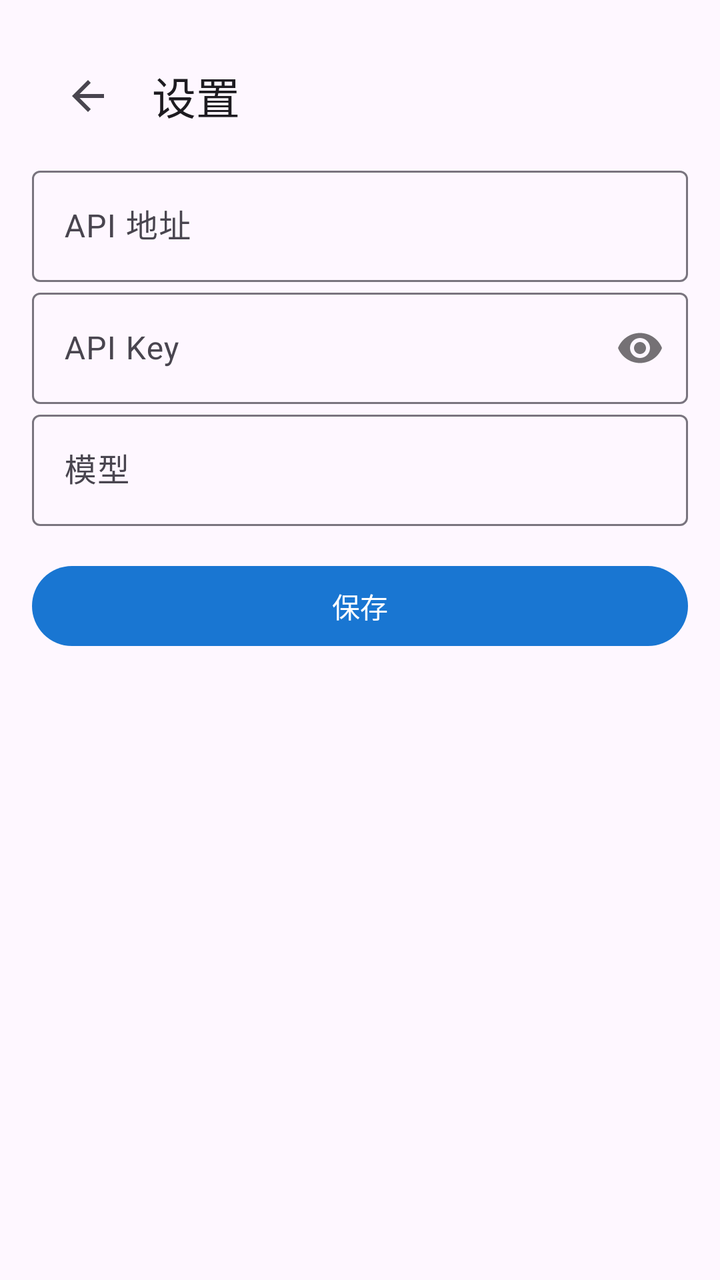
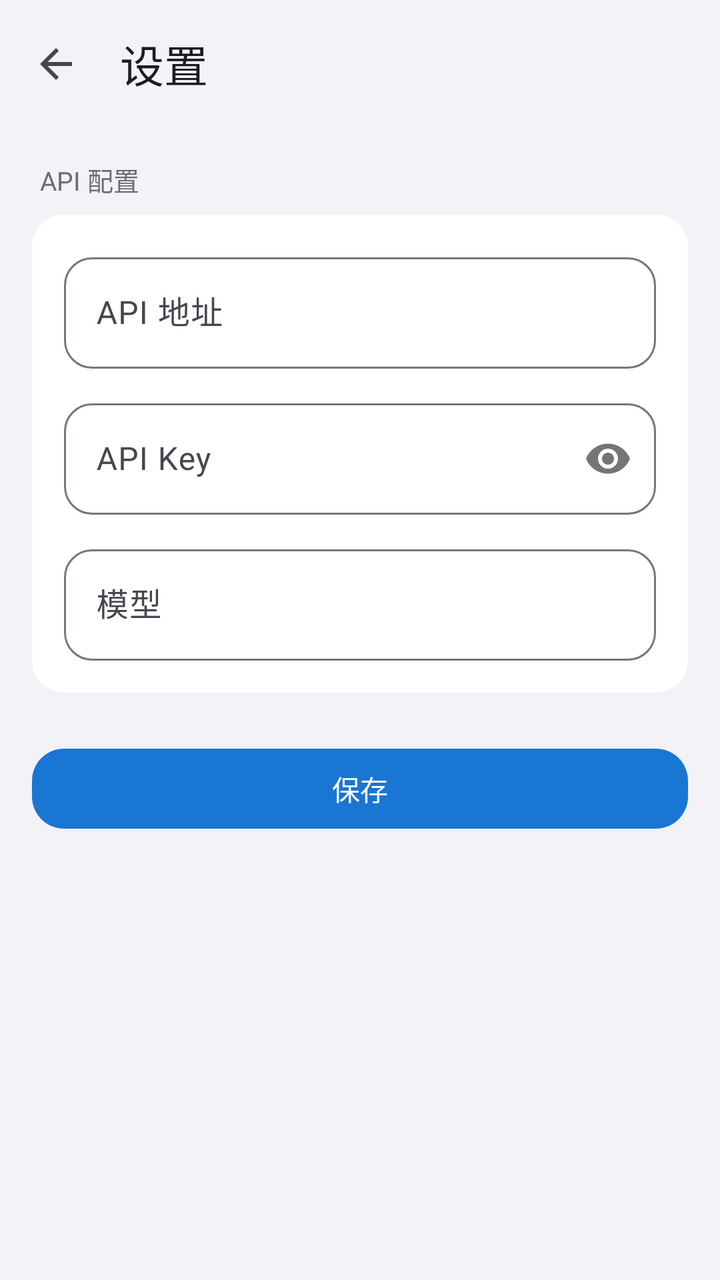

The first picture is an Android layout as it rendered before a commit; the second is the same layout after the commit. The layout source and the unified diff follow.
<!-- AndroidManifest.xml: activity theme Theme.AIChat -->
<!-- res/layout/activity_config.xml -->
<?xml version="1.0" encoding="utf-8"?>
<ScrollView xmlns:android="http://schemas.android.com/apk/res/android"
    xmlns:app="http://schemas.android.com/apk/res-auto"
    android:layout_width="match_parent"
    android:layout_height="match_parent">

    <LinearLayout
        android:layout_width="match_parent"
        android:layout_height="wrap_content"
        android:orientation="vertical"
        android:padding="16dp">

        <com.google.android.material.appbar.MaterialToolbar
            android:id="@+id/toolbar"
            android:layout_width="match_parent"
            android:layout_height="?attr/actionBarSize"
            app:title="@string/settings"
            app:navigationIcon="?attr/homeAsUpIndicator" />

        <com.google.android.material.textfield.TextInputLayout
            android:layout_width="match_parent"
            android:layout_height="wrap_content"
            android:hint="@string/api_url"
            style="@style/Widget.Material3.TextInputLayout.OutlinedBox">
            <com.google.android.material.textfield.TextInputEditText
                android:id="@+id/editApiUrl"
                android:layout_width="match_parent"
                android:layout_height="wrap_content"
                android:inputType="textUri" />
        </com.google.android.material.textfield.TextInputLayout>

        <com.google.android.material.textfield.TextInputLayout
            android:layout_width="match_parent"
            android:layout_height="wrap_content"
            android:hint="@string/api_key"
            style="@style/Widget.Material3.TextInputLayout.OutlinedBox"
            app:passwordToggleEnabled="true">
            <com.google.android.material.textfield.TextInputEditText
                android:id="@+id/editApiKey"
                android:layout_width="match_parent"
                android:layout_height="wrap_content"
                android:inputType="textPassword" />
        </com.google.android.material.textfield.TextInputLayout>

        <com.google.android.material.textfield.TextInputLayout
            android:layout_width="match_parent"
            android:layout_height="wrap_content"
            android:hint="@string/model"
            style="@style/Widget.Material3.TextInputLayout.OutlinedBox">
            <com.google.android.material.textfield.TextInputEditText
                android:id="@+id/editModel"
                android:layout_width="match_parent"
                android:layout_height="wrap_content"
                android:inputType="text" />
        </com.google.android.material.textfield.TextInputLayout>

        <com.google.android.material.button.MaterialButton
            android:id="@+id/btnSave"
            android:layout_width="match_parent"
            android:layout_height="wrap_content"
            android:text="@string/save"
            android:layout_marginTop="16dp" />
    </LinearLayout>
</ScrollView>
<!-- resources referenced by this layout -->
<resources>
  <string name="api_key">API Key</string>
  <string name="api_url">API 地址</string>
  <string name="model">模型</string>
  <string name="save">保存</string>
  <string name="settings">设置</string>
  <style name="Theme.AIChat" parent="Theme.Material3.DayNight.NoActionBar">
          <item name="colorPrimary">@color/primary</item>
          <item name="colorPrimaryContainer">?attr/colorPrimaryLight</item>
          <item name="colorOnPrimary">@color/on_primary</item>
          <item name="colorSurface">@color/surface</item>
          <item name="colorPrimarySubtle">@color/primary_blue_subtle</item>
          <item name="colorPrimaryLight">@color/primary_blue_light</item>
          <item name="colorPrimaryDeep">@color/primary_blue_deep</item>
          <item name="materialAlertDialogTheme">@style/ThemeOverlay.AIChat.MaterialAlertDialog</item>
          <item name="alertDialogTheme">@style/ThemeOverlay.AIChat.MaterialAlertDialog</item>
      </style>
  <color name="primary">#1976D2</color>
  <color name="on_primary">#FFFFFF</color>
  <color name="surface">#FFFFFF</color>
  <color name="primary_blue_subtle">#F5FAFF</color>
  <color name="primary_blue_light">#E3F2FD</color>
  <color name="primary_blue_deep">#0D47A1</color>
  <style name="ThemeOverlay.AIChat.MaterialAlertDialog" parent="ThemeOverlay.Material3.MaterialAlertDialog">
          <item name="backgroundTint">@color/dialog_surface_bg</item>
          <item name="android:windowBackground">@drawable/bg_material_alert_dialog</item>
          <item name="colorSurface">@color/dialog_surface_bg</item>
          <item name="elevationOverlayEnabled">false</item>
      </style>
  <color name="dialog_surface_bg">#FFFDFEFF</color>
  <!-- drawable bg_material_alert_dialog (drawable) -->
  <?xml version="1.0" encoding="utf-8"?>
  <shape xmlns:android="http://schemas.android.com/apk/res/android"
      android:shape="rectangle">
      <corners android:radius="28dp" />
      <solid android:color="@color/dialog_surface_bg" />
  </shape>
</resources>

<!-- the commit's change to res/layout/activity_config.xml (unified diff, before → after) -->
@@ -1,64 +1,109 @@
 <?xml version="1.0" encoding="utf-8"?>
-<ScrollView xmlns:android="http://schemas.android.com/apk/res/android"
+<LinearLayout xmlns:android="http://schemas.android.com/apk/res/android"
     xmlns:app="http://schemas.android.com/apk/res-auto"
     android:layout_width="match_parent"
-    android:layout_height="match_parent">
+    android:layout_height="match_parent"
+    android:orientation="vertical"
+    android:background="@color/ios_grouped_bg">
 
-    <LinearLayout
+    <com.google.android.material.appbar.MaterialToolbar
+        android:id="@+id/toolbar"
         android:layout_width="match_parent"
-        android:layout_height="wrap_content"
-        android:orientation="vertical"
-        android:padding="16dp">
+        android:layout_height="?attr/actionBarSize"
+        android:background="@color/ios_grouped_bg"
+        app:elevation="0dp"
+        app:title="@string/settings"
+        app:navigationIcon="?attr/homeAsUpIndicator" />
 
-        <com.google.android.material.appbar.MaterialToolbar
-            android:id="@+id/toolbar"
-            android:layout_width="match_parent"
-            android:layout_height="?attr/actionBarSize"
-            app:title="@string/settings"
-            app:navigationIcon="?attr/homeAsUpIndicator" />
+    <ScrollView
+        android:layout_width="match_parent"
+        android:layout_height="match_parent">
 
-        <com.google.android.material.textfield.TextInputLayout
+        <LinearLayout
             android:layout_width="match_parent"
             android:layout_height="wrap_content"
-            android:hint="@string/api_url"
-            style="@style/Widget.Material3.TextInputLayout.OutlinedBox">
-            <com.google.android.material.textfield.TextInputEditText
-                android:id="@+id/editApiUrl"
+            android:orientation="vertical"
+            android:paddingBottom="32dp">
+
+            <TextView
                 android:layout_width="match_parent"
                 android:layout_height="wrap_content"
-                android:inputType="textUri" />
-        </com.google.android.material.textfield.TextInputLayout>
+                android:text="API 配置"
+                android:textSize="13sp"
+                android:textColor="@color/ios_section_label"
+                android:paddingStart="20dp"
+                android:paddingEnd="20dp"
+                android:paddingTop="16dp"
+                android:paddingBottom="8dp" />
 
-        <com.google.android.material.textfield.TextInputLayout
-            android:layout_width="match_parent"
-            android:layout_height="wrap_content"
-            android:hint="@string/api_key"
-            style="@style/Widget.Material3.TextInputLayout.OutlinedBox"
-            app:passwordToggleEnabled="true">
-            <com.google.android.material.textfield.TextInputEditText
-                android:id="@+id/editApiKey"
+            <com.google.android.material.card.MaterialCardView
                 android:layout_width="match_parent"
                 android:layout_height="wrap_content"
-                android:inputType="textPassword" />
-        </com.google.android.material.textfield.TextInputLayout>
+                android:layout_marginStart="16dp"
+                android:layout_marginEnd="16dp"
+                app:cardElevation="0dp"
+                app:cardBackgroundColor="@color/ios_cell_bg"
+                app:cardCornerRadius="16dp"
+                app:strokeWidth="0dp">
 
-        <com.google.android.material.textfield.TextInputLayout
-            android:layout_width="match_parent"
-            android:layout_height="wrap_content"
-            android:hint="@string/model"
-            style="@style/Widget.Material3.TextInputLayout.OutlinedBox">
-            <com.google.android.material.textfield.TextInputEditText
-                android:id="@+id/editModel"
+                <LinearLayout
+                    android:layout_width="match_parent"
+                    android:layout_height="wrap_content"
+                    android:orientation="vertical"
+                    android:padding="16dp">
+
+                    <com.google.android.material.textfield.TextInputLayout
+                        android:layout_width="match_parent"
+                        android:layout_height="wrap_content"
+                        android:hint="@string/api_url"
+                        style="@style/Widget.AIChat.TextInputLayout">
+                        <com.google.android.material.textfield.TextInputEditText
+                            android:id="@+id/editApiUrl"
+                            android:layout_width="match_parent"
+                            android:layout_height="wrap_content"
+                            android:inputType="textUri" />
+                    </com.google.android.material.textfield.TextInputLayout>
+
+                    <com.google.android.material.textfield.TextInputLayout
+                        android:layout_width="match_parent"
+                        android:layout_height="wrap_content"
+                        android:layout_marginTop="12dp"
+                        android:hint="@string/api_key"
+                        style="@style/Widget.AIChat.TextInputLayout"
+                        app:passwordToggleEnabled="true">
+                        <com.google.android.material.textfield.TextInputEditText
+                            android:id="@+id/editApiKey"
+                            android:layout_width="match_parent"
+                            android:layout_height="wrap_content"
+                            android:inputType="textPassword" />
+                    </com.google.android.material.textfield.TextInputLayout>
+
+                    <com.google.android.material.textfield.TextInputLayout
+                        android:layout_width="match_parent"
+                        android:layout_height="wrap_content"
+                        android:layout_marginTop="12dp"
+                        android:hint="@string/model"
+                        style="@style/Widget.AIChat.TextInputLayout">
+                        <com.google.android.material.textfield.TextInputEditText
+                            android:id="@+id/editModel"
+                            android:layout_width="match_parent"
+                            android:layout_height="wrap_content"
+                            android:inputType="text" />
+                    </com.google.android.material.textfield.TextInputLayout>
+
+                </LinearLayout>
+            </com.google.android.material.card.MaterialCardView>
+
+            <com.google.android.material.button.MaterialButton
+                android:id="@+id/btnSave"
                 android:layout_width="match_parent"
                 android:layout_height="wrap_content"
-                android:inputType="text" />
-        </com.google.android.material.textfield.TextInputLayout>
+                android:layout_marginStart="16dp"
+                android:layout_marginEnd="16dp"
+                android:layout_marginTop="24dp"
+                app:cornerRadius="16dp"
+                android:text="@string/save" />
 
-        <com.google.android.material.button.MaterialButton
-            android:id="@+id/btnSave"
-            android:layout_width="match_parent"
-            android:layout_height="wrap_content"
-            android:text="@string/save"
-            android:layout_marginTop="16dp" />
-    </LinearLayout>
-</ScrollView>
+        </LinearLayout>
+    </ScrollView>
+</LinearLayout>
<!-- resource entries referenced after the edit -->
@@ -1,10 +1,21 @@
 <!-- resources referenced by this layout -->
 <resources>
+  <color name="ios_cell_bg">#FFFFFF</color>
+  <color name="ios_grouped_bg">#F2F2F7</color>
+  <color name="ios_section_label">#6C6C70</color>
   <string name="api_key">API Key</string>
   <string name="api_url">API 地址</string>
   <string name="model">模型</string>
   <string name="save">保存</string>
   <string name="settings">设置</string>
+  <style name="Widget.AIChat.TextInputLayout" parent="Widget.Material3.TextInputLayout.OutlinedBox">
+          <item name="boxCornerRadiusTopStart">14dp</item>
+          <item name="boxCornerRadiusTopEnd">14dp</item>
+          <item name="boxCornerRadiusBottomStart">14dp</item>
+          <item name="boxCornerRadiusBottomEnd">14dp</item>
+          <item name="boxStrokeWidth">1dp</item>
+          <item name="boxStrokeWidthFocused">2dp</item>
+      </style>
   <style name="Theme.AIChat" parent="Theme.Material3.DayNight.NoActionBar">
           <item name="colorPrimary">@color/primary</item>
           <item name="colorPrimaryContainer">?attr/colorPrimaryLight</item>
